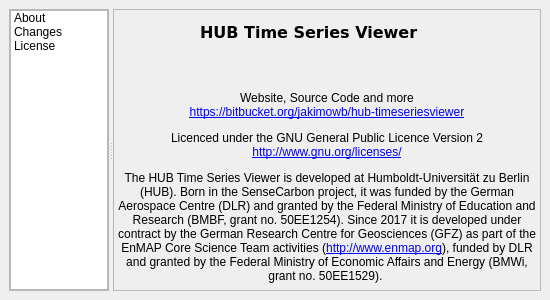
Before: the Qt Designer form timeseriesviewer/ui/aboutdialog.ui in jakimowb/eo-time-series-viewer, drawn with Qt 5.
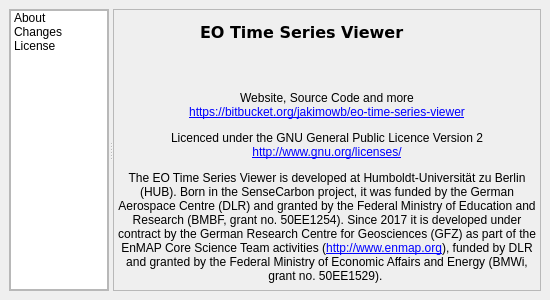
After: the same form once the commit is applied. Icons and pictures are not drawn.

Diff of the .ui file:
```diff
--- a/timeseriesviewer/ui/aboutdialog.ui
+++ b/timeseriesviewer/ui/aboutdialog.ui
@@ -249,7 +249,7 @@
                    <string notr="true">background-color: rgb(255, 255, 255,0);</string>
                   </property>
                   <property name="text">
-                   <string>HUB Time Series Viewer</string>
+                   <string>EO Time Series Viewer</string>
                   </property>
                   <property name="textFormat">
                    <enum>Qt::PlainText</enum>
@@ -320,10 +320,7 @@
               <number>0</number>
              </property>
              <property name="text">
-              <string>&lt;html&gt;&lt;head/&gt;&lt;body&gt;&lt;p align=&quot;center&quot;&gt;Website, Source Code and more&lt;br/&gt;&lt;a href=&quot;https://bitbucket.org/jakimowb/hub-timeseriesviewer&quot;&gt;&lt;span style=&quot; text-decoration: underline; color:#0000ff;&quot;&gt;https://bitbucket.org/jakimowb/hub-timeseriesviewer&lt;/span&gt;&lt;/a&gt;&lt;/p&gt;&lt;p align=&quot;center&quot;&gt;Licenced under the GNU General Public Licence Version 2&lt;br/&gt;&lt;a href=&quot;http://www.gnu.org/licenses/&quot;&gt;&lt;span style=&quot; text-decoration: underline; color:#0000ff;&quot;&gt;http://www.gnu.org/licenses/&lt;/span&gt;&lt;/a&gt;&lt;/p&gt;&lt;p align=&quot;center&quot;&gt;
-The HUB Time Series Viewer is developed at Humboldt-Universit&amp;auml;t zu Berlin (HUB). Born in the SenseCarbon project, it was funded by the German Aerospace Centre (DLR) and granted by the Federal Ministry of Education and Research (BMBF, grant no. 50EE1254). Since 2017 it is developed under contract by the German Research Centre for Geosciences (GFZ) as part of the EnMAP Core Science Team activities (&lt;a href=&quot;http://www.enmap.org&quot;&gt;&lt;span style=&quot; text-decoration: underline; color:#0000ff;&quot;&gt;http://www.enmap.org&lt;/span&gt;&lt;/a&gt;), funded by DLR and granted by the Federal Ministry of Economic Affairs and Energy (BMWi, grant no. 50EE1529).
-
- &lt;/p&gt;&lt;/body&gt;&lt;/html&gt;</string>
+              <string>&lt;html&gt;&lt;head/&gt;&lt;body&gt;&lt;p align=&quot;center&quot;&gt;Website, Source Code and more&lt;br/&gt;&lt;a href=&quot;https://bitbucket.org/jakimowb/hub-timeseriesviewer&quot;&gt;&lt;span style=&quot; text-decoration: underline; color:#0000ff;&quot;&gt;https://bitbucket.org/jakimowb/eo-time-series-viewer&lt;/span&gt;&lt;/a&gt;&lt;/p&gt;&lt;p align=&quot;center&quot;&gt;Licenced under the GNU General Public Licence Version 2&lt;br/&gt;&lt;a href=&quot;http://www.gnu.org/licenses/&quot;&gt;&lt;span style=&quot; text-decoration: underline; color:#0000ff;&quot;&gt;http://www.gnu.org/licenses/&lt;/span&gt;&lt;/a&gt;&lt;/p&gt;&lt;p align=&quot;center&quot;&gt;The EO Time Series Viewer is developed at Humboldt-Universität zu Berlin (HUB). Born in the SenseCarbon project, it was funded by the German Aerospace Centre (DLR) and granted by the Federal Ministry of Education and Research (BMBF, grant no. 50EE1254). Since 2017 it is developed under contract by the German Research Centre for Geosciences (GFZ) as part of the EnMAP Core Science Team activities (&lt;a href=&quot;http://www.enmap.org&quot;&gt;&lt;span style=&quot; text-decoration: underline; color:#0000ff;&quot;&gt;http://www.enmap.org&lt;/span&gt;&lt;/a&gt;), funded by DLR and granted by the Federal Ministry of Economic Affairs and Energy (BMWi, grant no. 50EE1529). &lt;/p&gt;&lt;/body&gt;&lt;/html&gt;</string>
              </property>
              <property name="wordWrap">
               <bool>true</bool>
```
Left out of the diff: 68 changed lines with no effect on the pictures.
